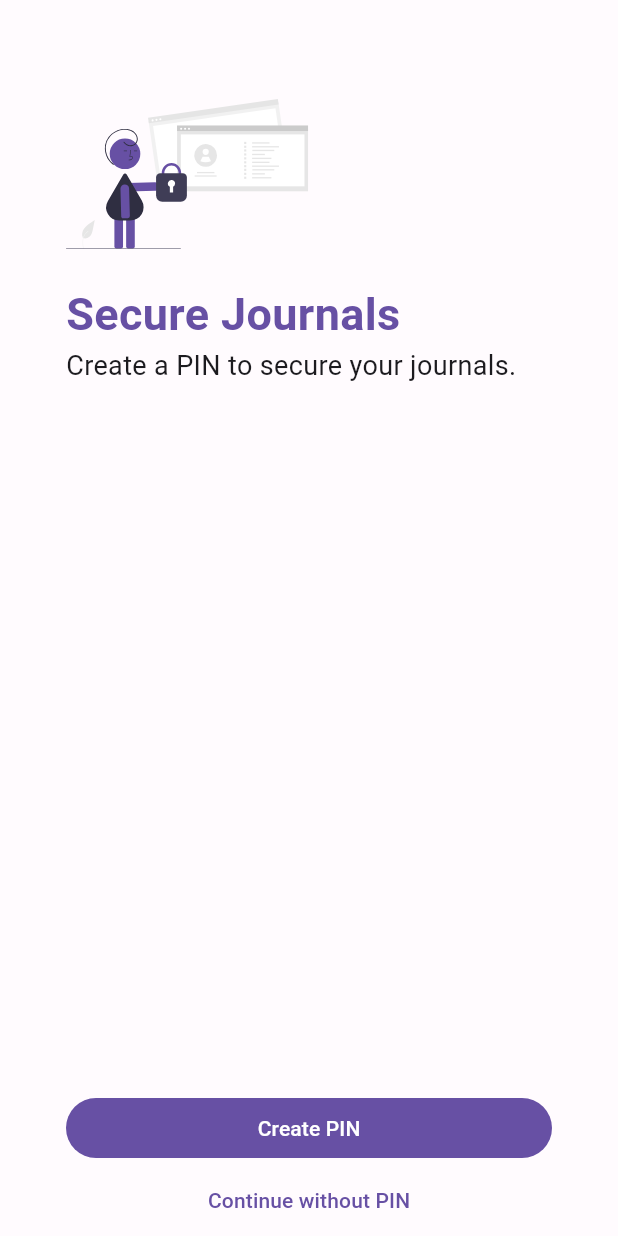
After one commit to varadgauthankar/my_journal, a Flutter app: the LockScreenBoardingPage screen opened directly, on a phone screen of 412 x 824 dp. The commit adds this screen. Run offline on Flutter 3.47's test engine with Material 2 defaults, Android fonts, the phone set to English and light mode, and no system bars; our stand-ins replace cloud_firestore, equatable, eva_icons_flutter, firebase_auth, firebase_core, flutter_svg and 3 more; missing offline and left inert: encrypt, flutter_quill; accounts and stored records are empty; generated files the repository leaves out were written again; network calls fail.

Commit message:
boaring page setup done

```diff
--- a/lib/pages/auth_pages/auth_wrapper.dart
+++ b/lib/pages/auth_pages/auth_wrapper.dart
@@ -3,7 +3,7 @@ import 'package:flutter/material.dart';
 import 'package:my_journal/constants/prefs_string.dart';
 import 'package:my_journal/pages/auth_pages/sign_in_page.dart';
 import 'package:my_journal/pages/home_page.dart';
-import 'package:my_journal/pages/lock_screen_pages/create_pin_page.dart';
+import 'package:my_journal/pages/lock_screen_pages/lock_screen_boarding_page.dart';
 import 'package:my_journal/pages/lock_screen_pages/lock_screen_page.dart';
 import 'package:my_journal/services/firestore_pin_service.dart';
 import 'package:shared_preferences/shared_preferences.dart';
@@ -48,7 +48,7 @@ class AuthWrapper extends StatelessWidget {
                 else if (prefs.getBool(PrefKeys.isPinSkipped) ?? false) {
                   return const HomePage();
                 } else {
-                  return const CreatePinPage();
+                  return const LockScreenBoardingPage();
                 }
               }
 
--- /dev/null
+++ b/lib/pages/lock_screen_pages/lock_screen_boarding_page.dart
@@ -0,0 +1,72 @@
+import 'package:flutter/material.dart';
+import 'package:flutter_svg/svg.dart';
+import 'package:my_journal/pages/home_page.dart';
+import 'package:my_journal/pages/lock_screen_pages/create_pin_page.dart';
+
+import 'package:my_journal/providers/pin_provider.dart';
+import 'package:my_journal/utils/helpers.dart';
+import 'package:my_journal/widgets/large_button.dart';
+import 'package:provider/provider.dart';
+
+class LockScreenBoardingPage extends StatelessWidget {
+  const LockScreenBoardingPage({Key? key}) : super(key: key);
+
+  @override
+  Widget build(BuildContext context) {
+    return Scaffold(
+      body: SizedBox(
+        width: double.maxFinite,
+        child: Padding(
+          padding: const EdgeInsets.symmetric(horizontal: 44),
+          child: Column(
+            crossAxisAlignment: CrossAxisAlignment.start,
+            children: [
+              spacer(height: 66),
+              SvgPicture.asset('assets/lock_light.svg', height: 100),
+              spacer(height: 22),
+              _topWords(context),
+              const Spacer(),
+              LargeButton(
+                onPressed: () {
+                  replacePage(context, page: const CreatePinPage());
+                },
+                label: 'Create PIN',
+              ),
+              LargeButton(
+                secondary: true,
+                onPressed: () {
+                  replacePage(context, page: const HomePage());
+                  Provider.of<PinProvider>(context, listen: false)
+                      .skipPinCreation();
+                },
+                label: 'Continue without PIN',
+              ),
+            ],
+          ),
+        ),
+      ),
+    );
+  }
+
+  Column _topWords(BuildContext context) {
+    return Column(
+      crossAxisAlignment: CrossAxisAlignment.start,
+      children: [
+        Text(
+          'Secure Journals',
+          style: TextStyle(
+            color: Theme.of(context).colorScheme.primary,
+            fontWeight: FontWeight.bold,
+            fontSize: 30,
+          ),
+        ),
+        const Text(
+          'Create a PIN to secure your journals.',
+          style: TextStyle(
+            fontSize: 18,
+          ),
+        ),
+      ],
+    );
+  }
+}
--- a/lib/pages/settings_page.dart
+++ b/lib/pages/settings_page.dart
@@ -1,5 +1,6 @@
 import 'package:eva_icons_flutter/eva_icons_flutter.dart';
 import 'package:flutter/material.dart';
+import 'package:my_journal/pages/auth_pages/sign_in_page.dart';
 import 'package:my_journal/pages/manage_labels_page.dart';
 import 'package:my_journal/providers/auth_provider.dart';
 import 'package:my_journal/providers/settings_provider.dart';
@@ -196,8 +197,14 @@ class _SettingsPageState extends State<SettingsPage> {
             ),
             const Spacer(),
             TextButton(
-              onPressed: () =>
-                  value.signOut().then((value) => Navigator.pop(context)),
+              onPressed: () {
+                value.signOut().then(
+                      (value) => replaceAllPages(
+                        context,
+                        page: const SignInPage(),
+                      ),
+                    );
+              },
               child: const Text('LOG OUT'),
               style: TextButton.styleFrom(
                 primary: Theme.of(context).colorScheme.error,
--- a/lib/utils/helpers.dart
+++ b/lib/utils/helpers.dart
@@ -19,6 +19,14 @@ void replacePage(BuildContext context, {required Widget page}) {
   Navigator.pushReplacement(
     context,
     MaterialPageRoute(builder: ((context) => page)),
+  );
+}
+
+void replaceAllPages(BuildContext context, {required Widget page}) {
+  Navigator.pushAndRemoveUntil(
+    context,
+    MaterialPageRoute(builder: ((context) => page)),
+    (route) => false,
   );
 }
 
--- a/lib/utils/themes.dart
+++ b/lib/utils/themes.dart
@@ -4,6 +4,7 @@ import 'package:my_journal/utils/color_schemes.dart';
 ThemeData myLightTheme = ThemeData(
   // colorSchemeSeed: seed,
   colorScheme: lightColorScheme,
+  useMaterial3: true,
   // floating action theme
   floatingActionButtonTheme: FloatingActionButtonThemeData(
     backgroundColor: lightColorScheme.tertiaryContainer,
@@ -45,6 +46,8 @@ ThemeData myLightTheme = ThemeData(
 ThemeData myDarkTheme = ThemeData(
   // colorSchemeSeed: seed,
   colorScheme: darkColorScheme,
+  useMaterial3: true,
+
   // floating action theme
   floatingActionButtonTheme: FloatingActionButtonThemeData(
     backgroundColor: darkColorScheme.tertiaryContainer,
--- /dev/null
+++ b/lib/widgets/large_button.dart
@@ -0,0 +1,32 @@
+import 'package:flutter/material.dart';
+
+class LargeButton extends StatelessWidget {
+  final VoidCallback onPressed;
+  final String label;
+  final bool secondary;
+  const LargeButton({
+    Key? key,
+    required this.onPressed,
+    required this.label,
+    this.secondary = false,
+  }) : super(key: key);
+
+  @override
+  Widget build(BuildContext context) {
+    return SizedBox(
+      width: double.maxFinite,
+      child: TextButton(
+        onPressed: onPressed,
+        style: TextButton.styleFrom(
+          backgroundColor: secondary
+              ? Theme.of(context).colorScheme.background
+              : Theme.of(context).colorScheme.primary,
+          foregroundColor: secondary
+              ? Theme.of(context).colorScheme.primary
+              : Theme.of(context).colorScheme.onPrimary,
+        ),
+        child: Text(label),
+      ),
+    );
+  }
+}
```
Also changed, not shown: assets/forgot_password_dark.svg (added), assets/forgot_password_light.svg (added), assets/lock_dark.svg (added), assets/lock_light.svg (added).
